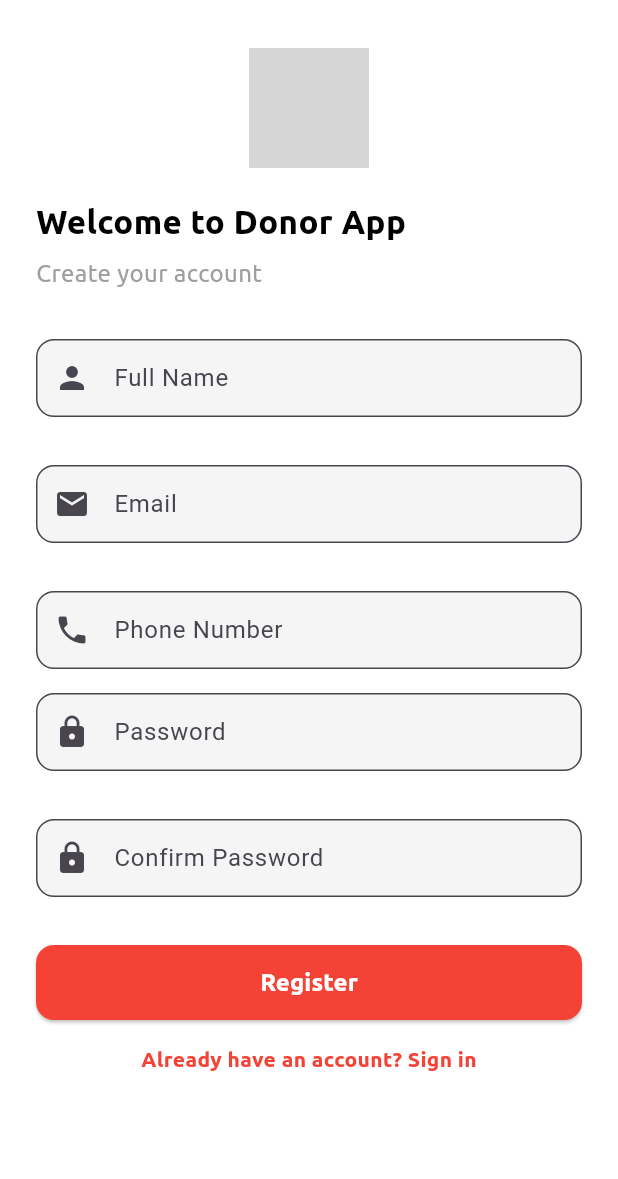
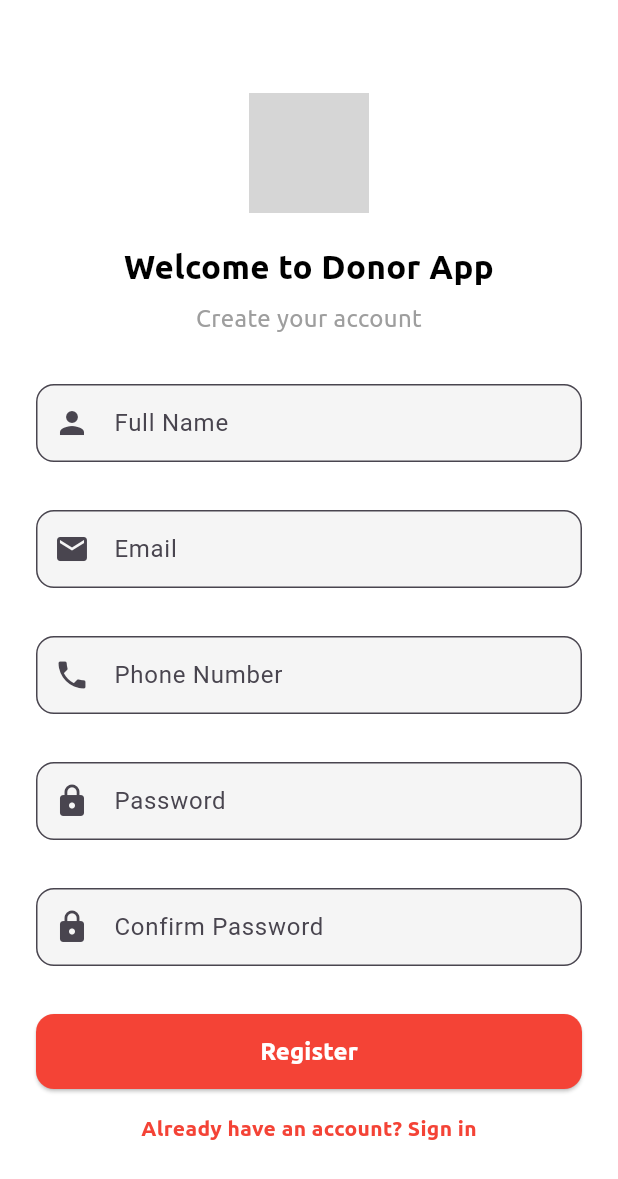
Before and after one commit to Mdsoln/donation, a Flutter app: the screen it shows after launch, after a tap on "New user? Sign up", on a phone screen of 412 x 824 dp. Shown: the top 1179 px of the screen. Run offline on Flutter 3.47's test engine with Material 3 defaults, Android fonts, the phone set to English and light mode, and no system bars; project files that could hold a hidden picture were left out; grey boxes are pictures that could not be loaded.

Commit message:
feat(ui): Make all screens scrollable and center content

```diff
--- a/lib/screen/login_screen.dart
+++ b/lib/screen/login_screen.dart
@@ -3,8 +3,6 @@ import '../widgets/custom_button.dart';
 import '../widgets/input_field.dart';
 import 'forgot_password_screen.dart';
 import 'register_screen.dart';
-
-
 
 class LoginScreen extends StatelessWidget {
   const LoginScreen({super.key});
@@ -13,20 +11,22 @@ class LoginScreen extends StatelessWidget {
   Widget build(BuildContext context) {
     return Scaffold(
       backgroundColor: Colors.white,
-      body: Padding(
+      body: SafeArea(
+        child: Center(
+          child: SingleChildScrollView(
             padding: const EdgeInsets.symmetric(horizontal: 24, vertical: 32),
             child: Column(
-          crossAxisAlignment: CrossAxisAlignment.start,
+              mainAxisAlignment: MainAxisAlignment.center, // Centers vertically
+              crossAxisAlignment: CrossAxisAlignment.center, // Aligns text in the center
               children: [
-            Center(
-              child: Image.asset(
+                Image.asset(
                   'assets/images/drop.jpeg',
                   width: 80,
-              ),
                 ),
                 const SizedBox(height: 20),
                 const Text(
                   "Welcome to Donor App",
+                  textAlign: TextAlign.center,
                   style: TextStyle(
                     fontFamily: 'Ubuntu',
                     fontSize: 22,
@@ -37,12 +37,13 @@ class LoginScreen extends StatelessWidget {
                 const SizedBox(height: 8),
                 const Text(
                   "Log in to your account and save a life.",
+                  textAlign: TextAlign.center,
                   style: TextStyle(fontFamily: 'Ubuntu', fontSize: 16, color: Colors.grey),
                 ),
                 const SizedBox(height: 24),
-            const InputField(hintText: "Email", labelText: 'Email', icon: Icons.email,),
+                const InputField(hintText: "Email", labelText: 'Email', icon: Icons.email),
                 const SizedBox(height: 16),
-            const InputField(hintText: "Password", isPassword: true, labelText: 'Password', icon: Icons.lock,),
+                const InputField(hintText: "Password", isPassword: true, labelText: 'Password', icon: Icons.lock),
                 const SizedBox(height: 8),
                 Align(
                   alignment: Alignment.centerRight,
@@ -55,7 +56,11 @@ class LoginScreen extends StatelessWidget {
                     },
                     child: const Text(
                       "Forgot Password?",
-                  style: TextStyle(fontFamily: 'Ubuntu', color: Colors.red, fontWeight: FontWeight.bold),
+                      style: TextStyle(
+                        fontFamily: 'Ubuntu',
+                        color: Colors.red,
+                        fontWeight: FontWeight.bold,
+                      ),
                     ),
                   ),
                 ),
@@ -67,8 +72,7 @@ class LoginScreen extends StatelessWidget {
                   },
                 ),
                 const SizedBox(height: 16),
-            Center(
-              child: GestureDetector(
+                GestureDetector(
                   onTap: () {
                     Navigator.push(
                       context,
@@ -84,8 +88,9 @@ class LoginScreen extends StatelessWidget {
                     ),
                   ),
                 ),
+              ],
             ),
-          ],
+          ),
         ),
       ),
     );
--- a/lib/screen/register_screen.dart
+++ b/lib/screen/register_screen.dart
@@ -9,20 +9,22 @@ class RegisterScreen extends StatelessWidget {
   Widget build(BuildContext context) {
     return Scaffold(
       backgroundColor: Colors.white,
-      body: SingleChildScrollView(  //SingleChildScrollView
+      body: SafeArea(
+        child: Center( // Centers the content
+          child: SingleChildScrollView( // Ensures it’s scrollable on smaller screens
             padding: const EdgeInsets.symmetric(horizontal: 24, vertical: 32),
             child: Column(
-          crossAxisAlignment: CrossAxisAlignment.start,
+              mainAxisAlignment: MainAxisAlignment.center, // Centers vertically
+              crossAxisAlignment: CrossAxisAlignment.center, // Aligns text in the center
               children: [
-            Center(
-              child: Image.asset(
+                Image.asset(
                   'assets/images/drop.jpeg',
                   width: 80,
-              ),
                 ),
                 const SizedBox(height: 20),
                 const Text(
                   "Welcome to Donor App",
+                  textAlign: TextAlign.center,
                   style: TextStyle(
                     fontFamily: 'Ubuntu',
                     fontSize: 22,
@@ -33,6 +35,7 @@ class RegisterScreen extends StatelessWidget {
                 const SizedBox(height: 8),
                 const Text(
                   "Create your account",
+                  textAlign: TextAlign.center,
                   style: TextStyle(fontFamily: 'Ubuntu', fontSize: 16, color: Colors.grey),
                 ),
                 const SizedBox(height: 24),
@@ -41,6 +44,7 @@ class RegisterScreen extends StatelessWidget {
                 const InputField(hintText: "example@gmail.com", labelText: 'Email', icon: Icons.email),
                 const SizedBox(height: 16),
                 const InputField(labelText: "Phone Number", icon: Icons.phone, hintText: '+255',),
+                const SizedBox(height: 16),
                 const InputField(hintText: "Password", isPassword: true, labelText: 'Password', icon: Icons.lock),
                 const SizedBox(height: 16),
                 const InputField(hintText: "Confirm Password", isPassword: true, labelText: 'Confirm Password', icon: Icons.lock),
@@ -48,12 +52,11 @@ class RegisterScreen extends StatelessWidget {
                 CustomButton(
                   text: "Register",
                   onPressed: () {
-                // TODO api call for registration
+                    // TODO: Implement registration API call
                   },
                 ),
                 const SizedBox(height: 16),
-            Center(
-              child: GestureDetector(
+                GestureDetector(
                   onTap: () {
                     Navigator.pop(context);
                   },
@@ -66,8 +69,9 @@ class RegisterScreen extends StatelessWidget {
                     ),
                   ),
                 ),
+              ],
             ),
-          ],
+          ),
         ),
       ),
     );
```
Also changed, not shown: lib/screen/forgot_password_screen.dart (+17 -10 lines). Lines whose indentation alone changed are shown as unchanged.
